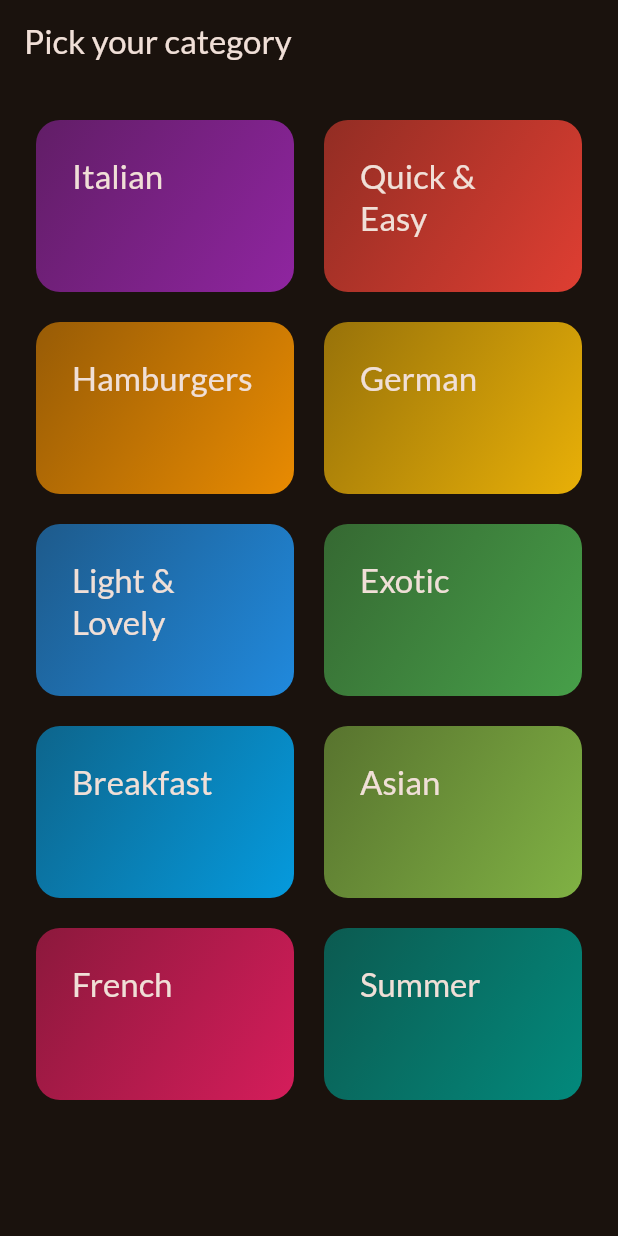
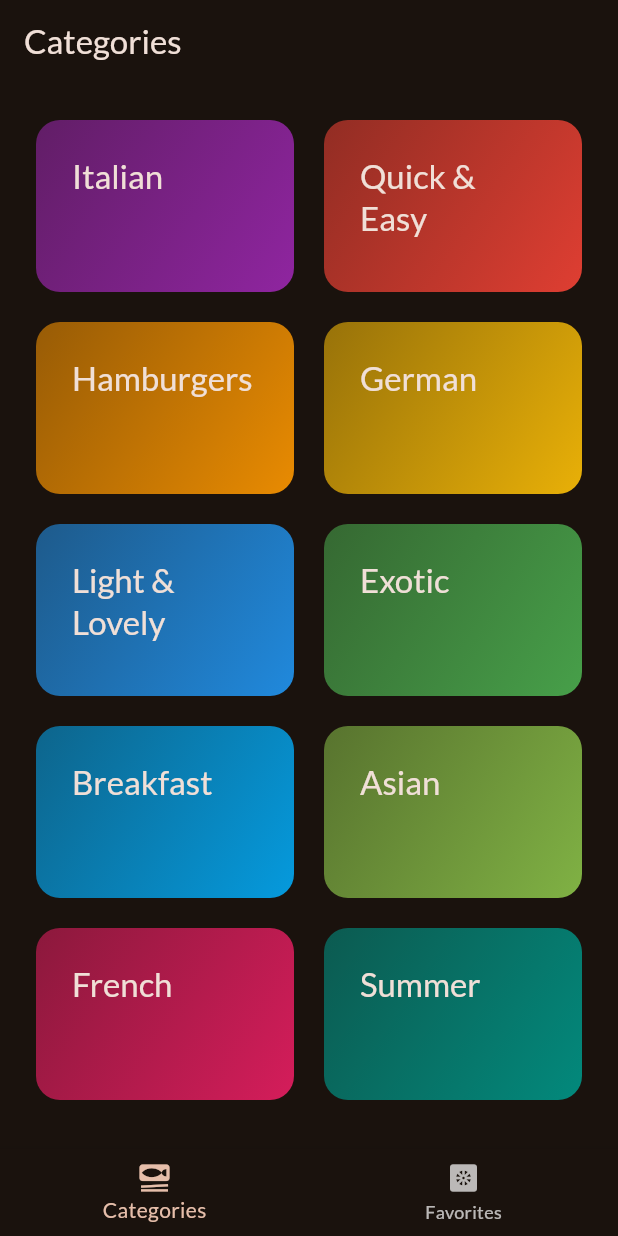
Before and after one commit to haido86/flutter-meals-app, a Flutter app: the screen it shows after launch, on a phone screen of 412 x 824 dp. Run offline on Flutter 3.47's test engine with Material 2 defaults, Android fonts, the phone set to English and light mode, and no system bars; our stand-ins replace google_fonts, transparent_image.

```diff
--- a/lib/main.dart
+++ b/lib/main.dart
@@ -1,7 +1,7 @@
 import 'package:flutter/material.dart';
+import 'package:google_fonts/google_fonts.dart';
 
-import 'package:google_fonts/google_fonts.dart';
-import 'package:meals_app/screens/categories.dart';
+import 'package:meals_app/screens/tabs.dart';
 
 final theme = ThemeData(
   useMaterial3: true,
@@ -24,7 +24,7 @@ class App extends StatelessWidget {
     return MaterialApp(
         theme: theme,
         home: const Scaffold(
-          body: CategoriesScreen(),
+          body: TabsScreen(),
         ));
   }
 }
--- a/lib/screens/categories.dart
+++ b/lib/screens/categories.dart
@@ -1,4 +1,5 @@
 import 'package:flutter/material.dart';
+
 import 'package:meals_app/data/dummy_data.dart';
 import 'package:meals_app/models/category.dart';
 import 'package:meals_app/screens/meals.dart';
@@ -21,11 +22,7 @@ class CategoriesScreen extends StatelessWidget {
 
   @override
   Widget build(BuildContext context) {
-    return Scaffold(
-      appBar: AppBar(
-        title: const Text('Pick your category'),
-      ),
-      body: GridView(
+    return GridView(
         padding: const EdgeInsets.all(24),
         gridDelegate: const SliverGridDelegateWithFixedCrossAxisCount(
           crossAxisCount: 2,
@@ -41,7 +38,6 @@ class CategoriesScreen extends StatelessWidget {
                 _selectCategory(context, category);
               },
             ),
-          ]),
-    );
+        ]);
   }
 }
--- /dev/null
+++ b/lib/screens/tabs.dart
@@ -0,0 +1,63 @@
+import 'package:flutter/material.dart';
+
+import 'package:meals_app/screens/categories.dart';
+import 'package:meals_app/screens/meals.dart';
+
+class TabsScreen extends StatefulWidget {
+  const TabsScreen({super.key});
+
+  @override
+  State<TabsScreen> createState() {
+    return _TabsScreen();
+  }
+}
+
+class _TabsScreen extends State<TabsScreen> {
+  int _selectedPageIndex = 0;
+
+  void _selectPage(int index) {
+    setState(() {
+      _selectedPageIndex = index;
+    });
+  }
+
+  @override
+  Widget build(BuildContext context) {
+    Widget activeScreen = const CategoriesScreen();
+    var activeScreenTitle = 'Categories';
+
+    if (_selectedPageIndex == 1) {
+      setState(() {
+        activeScreen = const MealsScreen(
+          meals: [],
+        );
+        activeScreenTitle = 'Your favorites';
+      });
+    }
+
+    return Scaffold(
+      appBar: AppBar(
+        title: Text(activeScreenTitle),
+      ),
+      body: activeScreen,
+      bottomNavigationBar: BottomNavigationBar(
+        onTap: _selectPage,
+        currentIndex: _selectedPageIndex,
+        items: const [
+          BottomNavigationBarItem(
+            icon: Icon(
+              Icons.set_meal,
+            ),
+            label: 'Categories',
+          ),
+          BottomNavigationBarItem(
+            icon: Icon(
+              Icons.heat_pump_rounded,
+            ),
+            label: 'Favorites',
+          ),
+        ],
+      ),
+    );
+  }
+}
--- a/lib/widgets/meal_item.dart
+++ b/lib/widgets/meal_item.dart
@@ -1,7 +1,8 @@
 import 'package:flutter/material.dart';
+import 'package:transparent_image/transparent_image.dart';
+
 import 'package:meals_app/models/meal.dart';
 import 'package:meals_app/widgets/meal_item_trait.dart';
-import 'package:transparent_image/transparent_image.dart';
 
 class MealItem extends StatelessWidget {
   final Meal meal;
```
Also changed, not shown: lib/screens/meals.dart (+8 -3 lines). Lines whose indentation alone changed are shown as unchanged.
